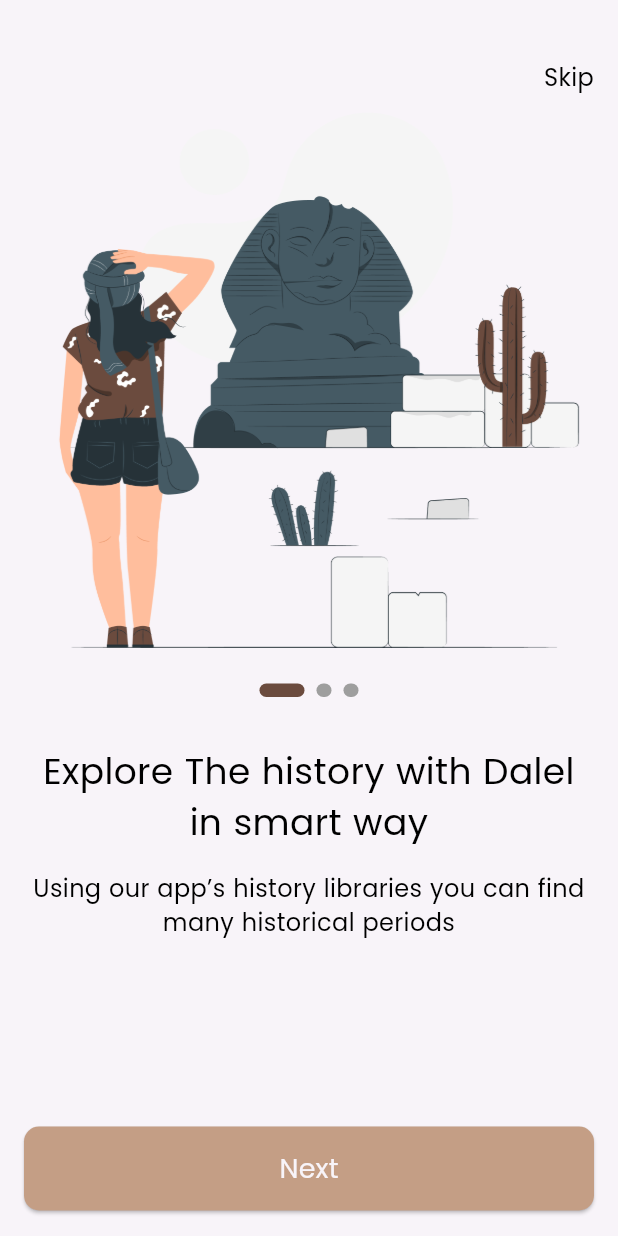
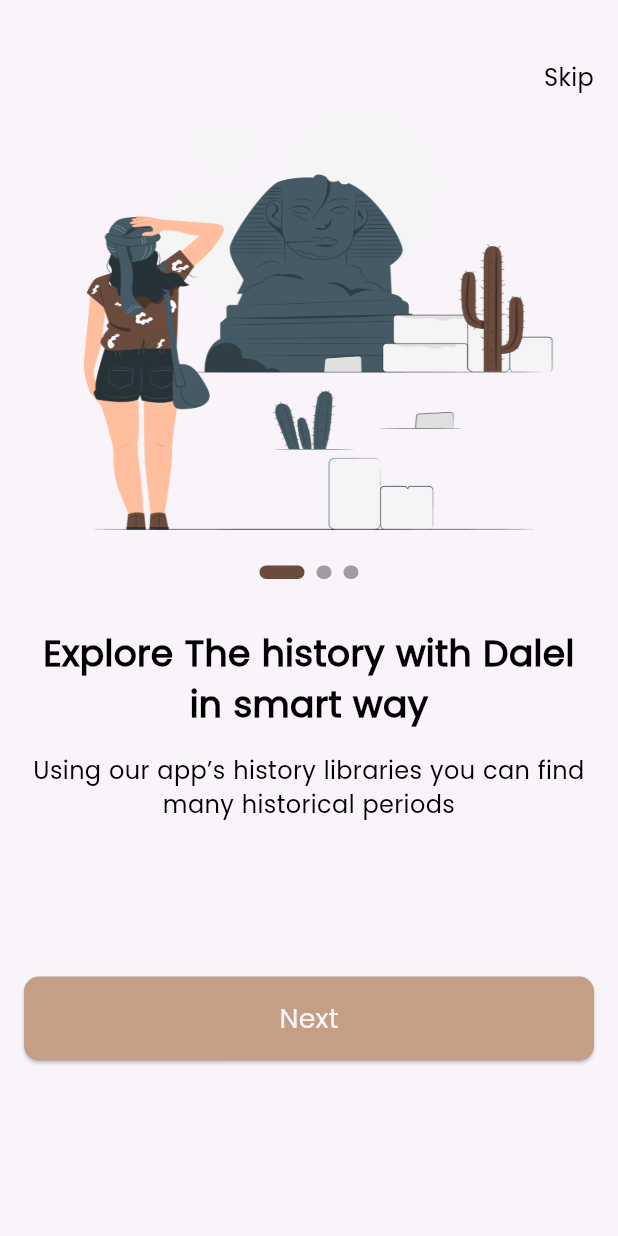
Before and after one commit to Iamuosif/Dalel, a Flutter app: the screen it shows after launch, on a phone screen of 412 x 824 dp. Run offline on Flutter 3.47's test engine with Material 3 defaults, Android fonts, the phone set to English and light mode, and no system bars; drawn by our look-alikes of smooth_page_indicator; our stand-ins replace go_router.

Commit message:
refactor our code

```diff
--- a/lib/features/onBoarding/presentation/views/on_boarding_view.dart
+++ b/lib/features/onBoarding/presentation/views/on_boarding_view.dart
@@ -10,17 +10,20 @@ class OnBoardingView extends StatelessWidget {
 
   @override
   Widget build(BuildContext context) {
-    return const SafeArea(
+    return SafeArea(
       child: Scaffold(
         body: Padding(
-          padding: EdgeInsets.symmetric(horizontal: 16),
-          child: Column(
-            children: [
+          padding: const EdgeInsets.symmetric(horizontal: 16),
+          child: ListView(
+            children: const [
               SizedBox(
                 height: 40,
               ),
               CustomNavBar(),
               OnBoardingWidgetBody(),
+              SizedBox(
+                height: 88,
+              ),
               CustomBtn(
                 text: AppStrings.next,
               ),
--- a/lib/features/onBoarding/presentation/views/widget/onboarding_widget_body.dart
+++ b/lib/features/onBoarding/presentation/views/widget/onboarding_widget_body.dart
@@ -8,26 +8,38 @@ class OnBoardingWidgetBody extends StatelessWidget {
 
   @override
   Widget build(BuildContext context) {
-    final PageController _controller = PageController();
-    return Expanded(
+    final PageController controller = PageController();
+    return SizedBox(
+        height: 500,
         child: PageView.builder(
-      controller: _controller,
+          controller: controller,
           itemCount: 3,
           itemBuilder: (context, index) {
             return Column(
               children: [
-            Image.asset(Assets.imagesOnBoarding),
-            SizedBox(
+                Container(
+                  width: 343,
+                  height: 290,
+                  decoration: const BoxDecoration(
+                    image: DecorationImage(
+                        image: AssetImage(Assets.imagesOnBoarding),
+                        fit: BoxFit.fill),
+                  ),
+                ),
+                const SizedBox(
                   height: 24,
                 ),
-            CustomSmoothPageIndicator(controller: _controller),
-            SizedBox(
+                CustomSmoothPageIndicator(controller: controller),
+                const SizedBox(
                   height: 32,
                 ),
                 Text(
                   'Explore The history with Dalel in smart way',
-              style: CustomTextStyle.poppins500style24,
+                  style: CustomTextStyle.poppins500style24
+                      .copyWith(fontWeight: FontWeight.w600),
                   textAlign: TextAlign.center,
+                  maxLines: 2,
+                  overflow: TextOverflow.ellipsis,
                 ),
                 SizedBox(
                   height: 16,
```
Lines whose indentation alone changed are shown as unchanged.
